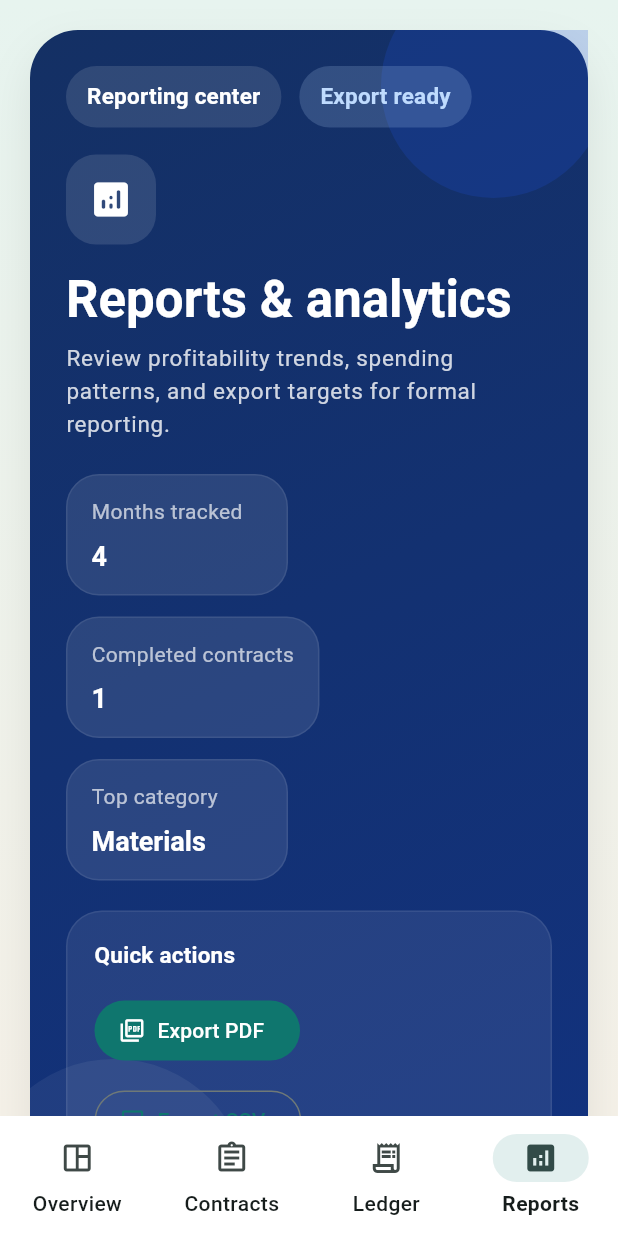
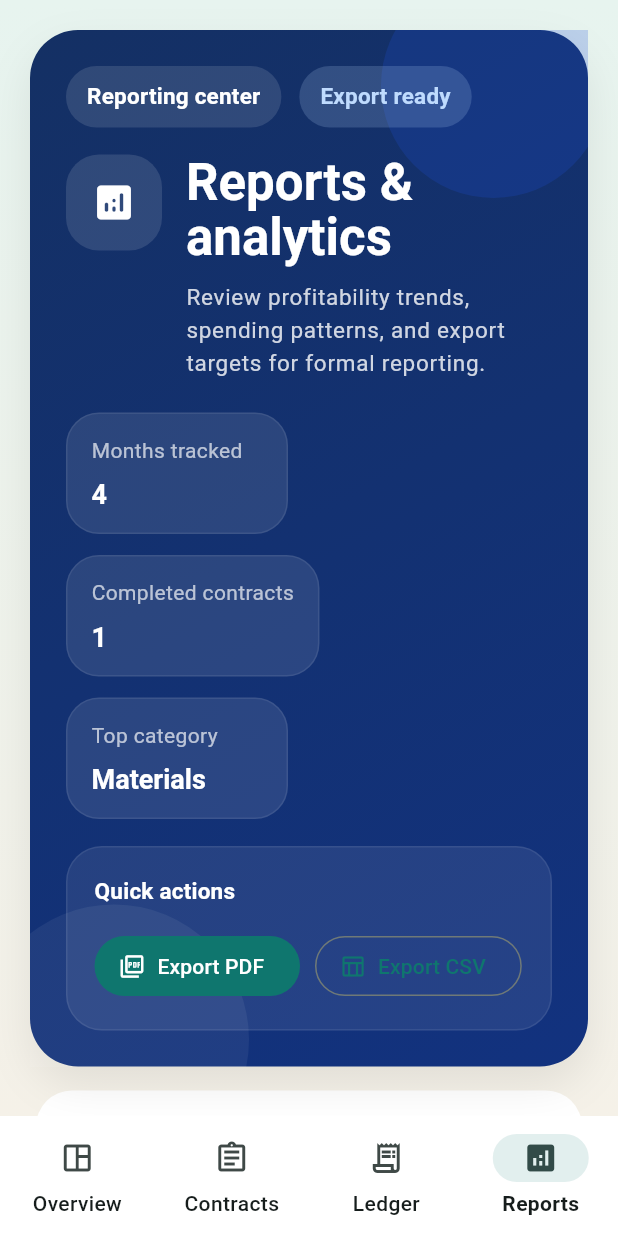
Before and after one commit to laudshark/cpem, a Flutter app: the screen it shows after launch, item 4 of the bottom bar chosen, on a phone screen of 412 x 824 dp. Run offline on Flutter 3.47's test engine with Material 3 defaults, Android fonts, the light colour scheme and no system bars; our stand-ins replace pdf, shared_preferences; missing offline and left inert: dart:html.

Commit message:
Tighten spotlight header layout

```diff
--- a/lib/shared/widgets/page_scaffold.dart
+++ b/lib/shared/widgets/page_scaffold.dart
@@ -201,18 +201,83 @@ class _SpotlightHeader extends StatelessWidget {
             padding: const EdgeInsets.all(24),
             child: LayoutBuilder(
               builder: (context, constraints) {
-                final wide = constraints.maxWidth > 880;
+                final wide = constraints.maxWidth > 960;
 
-                return Wrap(
-                  spacing: 20,
-                  runSpacing: 20,
-                  crossAxisAlignment: WrapCrossAlignment.start,
+                return Column(
+                  crossAxisAlignment: CrossAxisAlignment.start,
                   children: [
-                    SizedBox(
-                      width: wide
-                          ? (constraints.maxWidth - 20) * 0.62
-                          : constraints.maxWidth,
-                      child: Column(
+                    if (wide)
+                      Row(
+                        crossAxisAlignment: CrossAxisAlignment.start,
+                        children: [
+                          Expanded(
+                            child: _HeaderContent(
+                              title: title,
+                              subtitle: subtitle,
+                              eyebrow: eyebrow,
+                              statusLabel: statusLabel,
+                              badgeColor: badgeColor,
+                              headerIcon: headerIcon,
+                              highlights: highlights,
+                            ),
+                          ),
+                          if (actions.isNotEmpty) ...[
+                            const SizedBox(width: 20),
+                            ConstrainedBox(
+                              constraints: const BoxConstraints(maxWidth: 320),
+                              child: _HeaderActionPanel(actions: actions),
+                            ),
+                          ],
+                        ],
+                      )
+                    else ...[
+                      _HeaderContent(
+                        title: title,
+                        subtitle: subtitle,
+                        eyebrow: eyebrow,
+                        statusLabel: statusLabel,
+                        badgeColor: badgeColor,
+                        headerIcon: headerIcon,
+                        highlights: highlights,
+                      ),
+                      if (actions.isNotEmpty) ...[
+                        const SizedBox(height: 18),
+                        _HeaderActionPanel(actions: actions),
+                      ],
+                    ],
+                  ],
+                );
+              },
+            ),
+          ),
+        ],
+      ),
+    );
+  }
+}
+
+class _HeaderContent extends StatelessWidget {
+  const _HeaderContent({
+    required this.title,
+    required this.subtitle,
+    required this.badgeColor,
+    required this.highlights,
+    this.eyebrow,
+    this.statusLabel,
+    this.headerIcon,
+  });
+
+  final String title;
+  final String subtitle;
+  final String? eyebrow;
+  final String? statusLabel;
+  final Color badgeColor;
+  final IconData? headerIcon;
+  final List<PageHeaderHighlight> highlights;
+
+  @override
+  Widget build(BuildContext context) {
+    return Column(
       crossAxisAlignment: CrossAxisAlignment.start,
       children: [
         Wrap(
@@ -223,27 +288,28 @@ class _SpotlightHeader extends StatelessWidget {
             if (eyebrow != null)
               _HeaderBadge(
                 label: eyebrow!,
-                                  backgroundColor:
-                                      Colors.white.withValues(alpha: 0.12),
+                backgroundColor: Colors.white.withValues(alpha: 0.12),
                 textColor: Colors.white,
               ),
             if (statusLabel != null)
               _HeaderBadge(
                 label: statusLabel!,
-                                  backgroundColor:
-                                      badgeColor.withValues(alpha: 0.18),
+                backgroundColor: badgeColor.withValues(alpha: 0.18),
                 textColor: badgeColor,
               ),
           ],
         ),
         const SizedBox(height: 18),
+        Row(
+          crossAxisAlignment: CrossAxisAlignment.start,
+          children: [
             if (headerIcon != null) ...[
               Container(
-                              width: 60,
-                              height: 60,
+                width: 64,
+                height: 64,
                 decoration: BoxDecoration(
                   color: Colors.white.withValues(alpha: 0.12),
-                                borderRadius: BorderRadius.circular(20),
+                  borderRadius: BorderRadius.circular(22),
                 ),
                 child: Icon(
                   headerIcon,
@@ -251,14 +317,15 @@ class _SpotlightHeader extends StatelessWidget {
                   size: 30,
                 ),
               ),
-                            const SizedBox(height: 18),
+              const SizedBox(width: 16),
             ],
+            Expanded(
+              child: Column(
+                crossAxisAlignment: CrossAxisAlignment.start,
+                children: [
                   Text(
                     title,
-                            style: Theme.of(context)
-                                .textTheme
-                                .headlineMedium
-                                ?.copyWith(
+                    style: Theme.of(context).textTheme.headlineMedium?.copyWith(
                           color: Colors.white,
                           fontSize: 34,
                         ),
@@ -268,13 +335,15 @@ class _SpotlightHeader extends StatelessWidget {
                     constraints: const BoxConstraints(maxWidth: 640),
                     child: Text(
                       subtitle,
-                              style: Theme.of(context)
-                                  .textTheme
-                                  .bodyLarge
-                                  ?.copyWith(
+                      style: Theme.of(context).textTheme.bodyLarge?.copyWith(
                             color: Colors.white.withValues(alpha: 0.80),
                           ),
                     ),
+                  ),
+                ],
+              ),
+            ),
+          ],
         ),
         if (highlights.isNotEmpty) ...[
           const SizedBox(height: 22),
@@ -288,14 +357,21 @@ class _SpotlightHeader extends StatelessWidget {
           ),
         ],
       ],
-                      ),
-                    ),
-                    if (actions.isNotEmpty)
-                      SizedBox(
-                        width: wide
-                            ? (constraints.maxWidth - 20) * 0.38
-                            : constraints.maxWidth,
-                        child: Container(
+    );
+  }
+}
+
+class _HeaderActionPanel extends StatelessWidget {
+  const _HeaderActionPanel({
+    required this.actions,
+  });
+
+  final List<Widget> actions;
+
+  @override
+  Widget build(BuildContext context) {
+    return Container(
+      width: double.infinity,
       padding: const EdgeInsets.all(18),
       decoration: BoxDecoration(
         color: Colors.white.withValues(alpha: 0.08),
@@ -315,19 +391,12 @@ class _SpotlightHeader extends StatelessWidget {
                 ?.copyWith(color: Colors.white),
           ),
           const SizedBox(height: 14),
-                              Wrap(
-                                spacing: 12,
-                                runSpacing: 12,
+          OverflowBar(
+            spacing: 10,
+            overflowSpacing: 10,
+            alignment: MainAxisAlignment.start,
+            overflowAlignment: OverflowBarAlignment.start,
             children: actions,
-                              ),
-                            ],
-                          ),
-                        ),
-                      ),
-                  ],
-                );
-              },
-            ),
           ),
         ],
       ),
```
Lines whose indentation alone changed are shown as unchanged.
